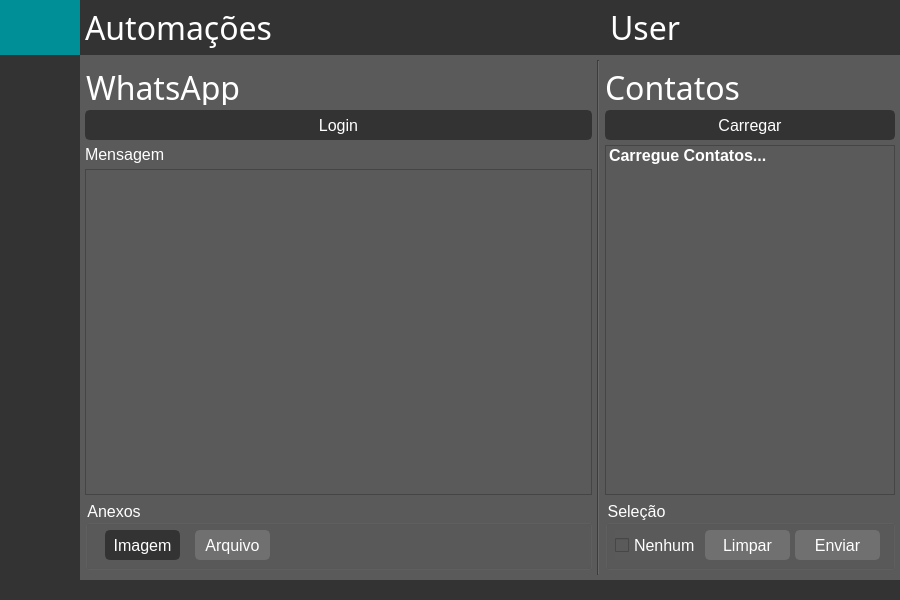
First picture: the form in ui_main.ui, repository lucasspeixoto/dentalar_bots, before the edit.
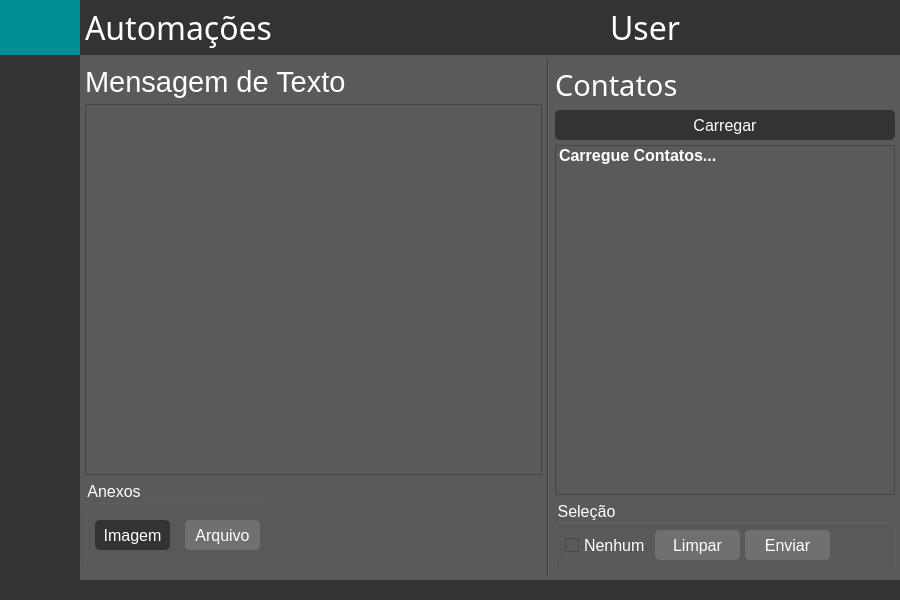
Second picture: the form after the edit. Icons and pictures are not drawn.

```diff
--- a/ui_main.ui
+++ b/ui_main.ui
@@ -16,10 +16,31 @@
     <height>600</height>
    </size>
   </property>
+  <property name="font">
+   <font>
+    <family>Segoe UI</family>
+    <pointsize>12</pointsize>
+   </font>
+  </property>
   <property name="windowTitle">
    <string>MainWindow</string>
   </property>
+  <property name="tabShape">
+   <enum>QTabWidget::Rounded</enum>
+  </property>
   <widget class="QWidget" name="centralwidget">
+   <property name="maximumSize">
+    <size>
+     <width>16777215</width>
+     <height>600</height>
+    </size>
+   </property>
+   <property name="font">
+    <font>
+     <family>Segoe UI</family>
+     <pointsize>12</pointsize>
+    </font>
+   </property>
    <property name="styleSheet">
     <string notr="true">background:rgb(91,90,90);</string>
    </property>
@@ -1077,12 +1098,28 @@
              </property>
              <item>
               <widget class="QStackedWidget" name="stackedWidget">
+               <property name="sizePolicy">
+                <sizepolicy hsizetype="Preferred" vsizetype="Preferred">
+                 <horstretch>0</horstretch>
+                 <verstretch>0</verstretch>
+                </sizepolicy>
+               </property>
                <property name="minimumSize">
                 <size>
                  <width>0</width>
-                 <height>55</height>
+                 <height>0</height>
                 </size>
                </property>
+               <property name="font">
+                <font>
+                 <family>Segoe UI</family>
+                 <pointsize>12</pointsize>
+                 <kerning>true</kerning>
+                </font>
+               </property>
+               <property name="layoutDirection">
+                <enum>Qt::LeftToRight</enum>
+               </property>
                <property name="styleSheet">
                 <string notr="true"/>
                </property>
@@ -1116,7 +1153,13 @@
                    </property>
                    <property name="minimumSize">
                     <size>
-                     <width>420</width>
+                     <width>0</width>
+                     <height>0</height>
+                    </size>
+                   </property>
+                   <property name="baseSize">
+                    <size>
+                     <width>0</width>
                      <height>0</height>
                     </size>
                    </property>
@@ -1149,114 +1192,20 @@
                      <number>5</number>
                     </property>
                     <item>
-                     <widget class="QLabel" name="whatsapp_page_left_side_title">
-                      <property name="minimumSize">
-                       <size>
-                        <width>0</width>
-                        <height>40</height>
-                       </size>
-                      </property>
-                      <property name="maximumSize">
-                       <size>
-                        <width>16777215</width>
-                        <height>40</height>
-                       </size>
-                      </property>
+                     <widget class="QLabel" name="whatsapp_page_messages_frame_text">
                       <property name="font">
                        <font>
-                        <family>Segoe UI Semilight</family>
-                        <pointsize>24</pointsize>
-                       </font>
-                      </property>
-                      <property name="styleSheet">
-                       <string notr="true">QLabel {
-	color:rgb(255,255,255);
-}</string>
-                      </property>
-                      <property name="text">
-                       <string>&lt;html&gt;&lt;head/&gt;&lt;body&gt;&lt;p&gt;&lt;span style=&quot; color:#ffffff;&quot;&gt;WhatsApp&lt;/span&gt;&lt;/p&gt;&lt;/body&gt;&lt;/html&gt;</string>
-                      </property>
-                      <property name="textFormat">
-                       <enum>Qt::RichText</enum>
-                      </property>
-                      <property name="margin">
-                       <number>0</number>
-                      </property>
-                      <property name="indent">
-                       <number>1</number>
-                      </property>
-                     </widget>
-                    </item>
-                    <item>
-                     <widget class="QPushButton" name="whatsapp_login_button">
-                      <property name="enabled">
-                       <bool>true</bool>
-                      </property>
-                      <property name="minimumSize">
-                       <size>
-                        <width>0</width>
-                        <height>30</height>
-                       </size>
-                      </property>
-                      <property name="maximumSize">
-                       <size>
-                        <width>16777215</width>
-                        <height>16777215</height>
-                       </size>
-                      </property>
-                      <property name="font">
-                       <font>
                         <family>Segoe UI</family>
-                        <pointsize>12</pointsize>
-                        <italic>false</italic>
-                        <underline>false</underline>
-                        <strikeout>false</strikeout>
-                        <stylestrategy>PreferDefault</stylestrategy>
-                        <kerning>false</kerning>
+                        <pointsize>22</pointsize>
                        </font>
                       </property>
                       <property name="styleSheet">
-                       <string notr="true">QPushButton {
-	border: 2px solid rgb(51,51,51);
-	border-radius: 5px;	
-	color:rgb(255,255,255);
-	background-color: rgb(51,51,51);
-}
-QPushButton:hover {
-	border: 2px solid rgb(0,143,150);
-	background-color: rgb(0,143,150);
-}
-QPushButton:pressed {	
-	border: 2px solid rgb(0,143,150);
-	background-color: rgb(51,51,51);
-}
-
-QPushButton:disabled {	
-	border-radius: 5px;	
-	border: 2px solid rgb(112,112,112);
-	background-color: rgb(112,112,112);
-}</string>
-                      </property>
-                      <property name="text">
-                       <string>Login</string>
-                      </property>
-                     </widget>
-                    </item>
-                    <item>
-                     <widget class="QLabel" name="whatsapp_message_label">
-                      <property name="font">
-                       <font>
-                        <family>Segoe UI</family>
-                        <pointsize>12</pointsize>
-                       </font>
-                      </property>
-                      <property name="styleSheet">
                        <string notr="true">QLabel {
 	color:rgb(255,255,255);
 }</string>
                       </property>
                       <property name="text">
-                       <string>Mensagem</string>
+                       <string>Mensagem de Texto</string>
                       </property>
                       <property name="textFormat">
                        <enum>Qt::RichText</enum>
@@ -1277,6 +1226,13 @@
                         <pointsize>12</pointsize>
                        </font>
                       </property>
+                      <property name="html">
+                       <string>&lt;!DOCTYPE HTML PUBLIC &quot;-//W3C//DTD HTML 4.0//EN&quot; &quot;http://www.w3.org/TR/REC-html40/strict.dtd&quot;&gt;
+&lt;html&gt;&lt;head&gt;&lt;meta name=&quot;qrichtext&quot; content=&quot;1&quot; /&gt;&lt;style type=&quot;text/css&quot;&gt;
+p, li { white-space: pre-wrap; }
+&lt;/style&gt;&lt;/head&gt;&lt;body style=&quot; font-family:'Segoe UI'; font-size:12pt; font-weight:400; font-style:normal;&quot;&gt;
+&lt;p style=&quot; margin-top:0px; margin-bottom:0px; margin-left:0px; margin-right:0px; -qt-block-indent:0; text-indent:0px;&quot;&gt; &lt;/p&gt;&lt;/body&gt;&lt;/html&gt;</string>
+                      </property>
                      </widget>
                     </item>
                     <item>
@@ -1284,7 +1240,7 @@
                       <property name="minimumSize">
                        <size>
                         <width>0</width>
-                        <height>70</height>
+                        <height>90</height>
                        </size>
                       </property>
                       <property name="font">
@@ -1304,8 +1260,8 @@
                       <widget class="QPushButton" name="load_image_button">
                        <property name="geometry">
                         <rect>
-                         <x>20</x>
-                         <y>30</y>
+                         <x>10</x>
+                         <y>40</y>
                          <width>75</width>
                          <height>30</height>
                         </rect>
@@ -1354,8 +1310,8 @@
                        </property>
                        <property name="geometry">
                         <rect>
-                         <x>110</x>
-                         <y>30</y>
+                         <x>100</x>
+                         <y>40</y>
                          <width>75</width>
                          <height>30</height>
                         </rect>
@@ -1398,6 +1354,67 @@
                         <string>Arquivo</string>
                        </property>
                       </widget>
+                      <widget class="QLabel" name="selected_whatsapp_image_path_text">
+                       <property name="geometry">
+                        <rect>
+                         <x>180</x>
+                         <y>20</y>
+                         <width>271</width>
+                         <height>61</height>
+                        </rect>
+                       </property>
+                       <property name="minimumSize">
+                        <size>
+                         <width>200</width>
+                         <height>0</height>
+                        </size>
+                       </property>
+                       <property name="font">
+                        <font>
+                         <family>Segoe UI</family>
+                         <pointsize>10</pointsize>
+                         <weight>75</weight>
+                         <italic>true</italic>
+                         <bold>true</bold>
+                        </font>
+                       </property>
+                       <property name="layoutDirection">
+                        <enum>Qt::LeftToRight</enum>
+                       </property>
+                       <property name="autoFillBackground">
+                        <bool>false</bool>
+                       </property>
+                       <property name="styleSheet">
+                        <string notr="true">QLabel {
+	color:rgb(255,255,255);
+	
+}</string>
+                       </property>
+                       <property name="text">
+                        <string>&lt;html&gt;&lt;head/&gt;&lt;body&gt;&lt;p align=&quot;justify&quot;&gt;&lt;br/&gt;&lt;/p&gt;&lt;/body&gt;&lt;/html&gt;</string>
+                       </property>
+                       <property name="textFormat">
+                        <enum>Qt::RichText</enum>
+                       </property>
+                       <property name="scaledContents">
+                        <bool>false</bool>
+                       </property>
+                       <property name="alignment">
+                        <set>Qt::AlignLeading|Qt::AlignLeft|Qt::AlignTop</set>
+                       </property>
+                       <property name="wordWrap">
+                        <bool>true</bool>
+                       </property>
+                       <property name="margin">
+                        <number>1</number>
+                       </property>
+                       <property name="indent">
+                        <number>1</number>
+                       </property>
+                       <property name="openExternalLinks">
+                        <bool>false</bool>
+                       </property>
+                      </widget>
                      </widget>
                     </item>
                    </layout>
@@ -1405,6 +1422,12 @@
                  </item>
                  <item>
                   <widget class="Line" name="vert_divide">
+                   <property name="font">
+                    <font>
+                     <family>Segoe UI</family>
+                     <pointsize>12</pointsize>
+                    </font>
+                   </property>
                    <property name="orientation">
                     <enum>Qt::Vertical</enum>
                    </property>
@@ -1414,7 +1437,7 @@
                   <widget class="QFrame" name="frame_whatsapp_contacts">
                    <property name="minimumSize">
                     <size>
-                     <width>300</width>
+                     <width>350</width>
                      <height>0</height>
                     </size>
                    </property>
@@ -1463,7 +1486,7 @@
                       <property name="font">
                        <font>
                         <family>Segoe UI Semilight</family>
-                        <pointsize>24</pointsize>
+                        <pointsize>22</pointsize>
                        </font>
                       </property>
                       <property name="styleSheet">
@@ -1555,6 +1578,12 @@
                       <property name="enabled">
                        <bool>true</bool>
                       </property>
+                      <property name="minimumSize">
+                       <size>
+                        <width>0</width>
+                        <height>0</height>
+                       </size>
+                      </property>
                       <property name="font">
                        <font>
                         <pointsize>12</pointsize>
```
Left out of the diff: 83 changed lines with no effect on the pictures.
